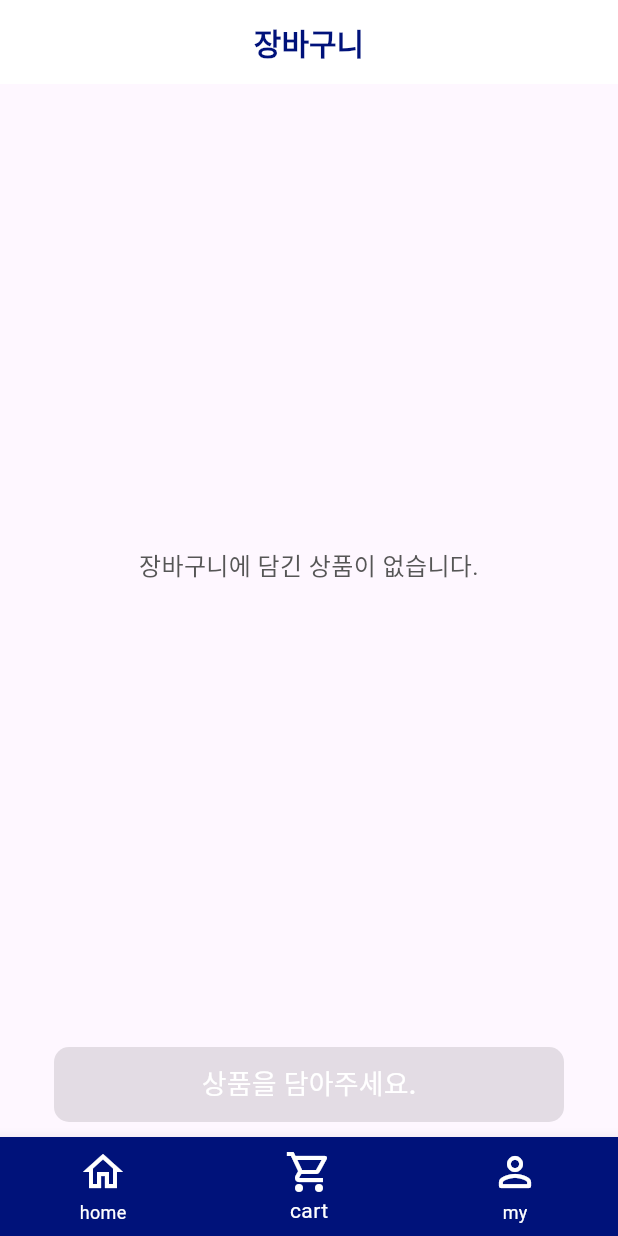
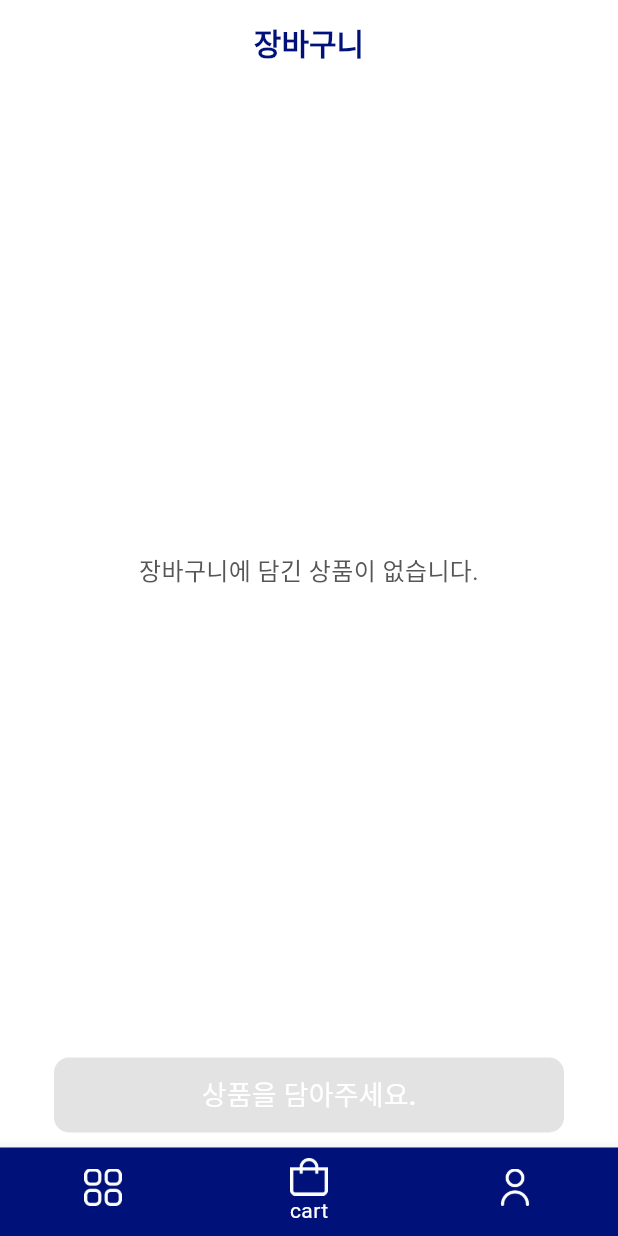
Before and after one commit to pedada6684/STA-D, a Flutter app: the screen it shows after launch, item 2 of the bottom bar chosen, on a phone screen of 412 x 824 dp. Run offline on Flutter 3.47's test engine with Material 3 defaults, Android fonts, the phone set to English and light mode, and no system bars; our stand-ins replace dio, firebase_auth, firebase_core, flutter_carousel_widget, flutter_dotenv, flutter_secure_storage and 2 more; missing offline and left inert: jwt_decode, qr_code_scanner, remedi_kopo; accounts and stored records are empty.

Commit message:
feat: bottomNavigationBar 아이콘

```diff
--- a/stad/lib/screen/cart/cart_screen.dart
+++ b/stad/lib/screen/cart/cart_screen.dart
@@ -15,6 +15,7 @@ class _CartScreenState extends State<CartScreen> {
   @override
   Widget build(BuildContext context) {
     return Scaffold(
+      backgroundColor: mainWhite,
       appBar: CustomAppBar(
         title: '장바구니',
         titleStyle: TextStyle(
@@ -23,8 +24,7 @@ class _CartScreenState extends State<CartScreen> {
           fontSize: 20.0,
         ),
       ),
-      body:
-      _buildEmptyCart(),
+      body: _buildEmptyCart(),
     );
   }
 }
--- a/stad/lib/screen/order/order_screen.dart
+++ b/stad/lib/screen/order/order_screen.dart
@@ -292,6 +292,7 @@ class _OrderScreenState extends State<OrderScreen> {
             padding: const EdgeInsets.only(right: 16.0),
             child: ChoiceChip(
               surfaceTintColor: mainWhite,
+              backgroundColor: mainWhite,
               label: Text(
                 address.locationNick,
                 style: TextStyle(
@@ -307,6 +308,7 @@ class _OrderScreenState extends State<OrderScreen> {
               ),
               selected: isSelected,
               selectedColor: mainNavy,
+
               onSelected: (bool selected) {
                 setState(
                   () {
--- a/stad/lib/widget/bottom_bar.dart
+++ b/stad/lib/widget/bottom_bar.dart
@@ -15,28 +15,27 @@ class CustomBottomNavigationBar extends StatelessWidget {
   Widget build(BuildContext context) {
     return BottomNavigationBar(
       backgroundColor: mainNavy,
-      items: const <BottomNavigationBarItem>[
+      showSelectedLabels: true,
+      showUnselectedLabels: false,
+      items: <BottomNavigationBarItem>[
         BottomNavigationBarItem(
-            icon: Icon(
-              Icons.home_outlined,
-              color: mainWhite,
-              size: 32.0,
+            icon: Image.asset(
+              'assets/image/home1.png',
+              width: 25,
+              height: 25,
             ),
             label: 'home'),
         BottomNavigationBarItem(
-          icon: Icon(
-            Icons.shopping_cart_outlined,
-            color: mainWhite,
-            size: 32.0,
+          icon: Image.asset(
+            'assets/image/cart.png',
+            width: 25,
+            height: 25,
           ),
           label: 'cart',
         ),
         BottomNavigationBarItem(
-            icon: Icon(
-              Icons.person_outline_rounded,
-              color: mainWhite,
-              size: 32.0,
-            ),
+            icon: Image.asset('assets/image/my.png', width: 25,
+              height: 25,),
             label: 'my'),
       ],
       currentIndex: selectedIndex,
```
Also changed, not shown: stad/assets/image/cart.png (added), stad/assets/image/home1.png (added), stad/assets/image/my.png (added).
